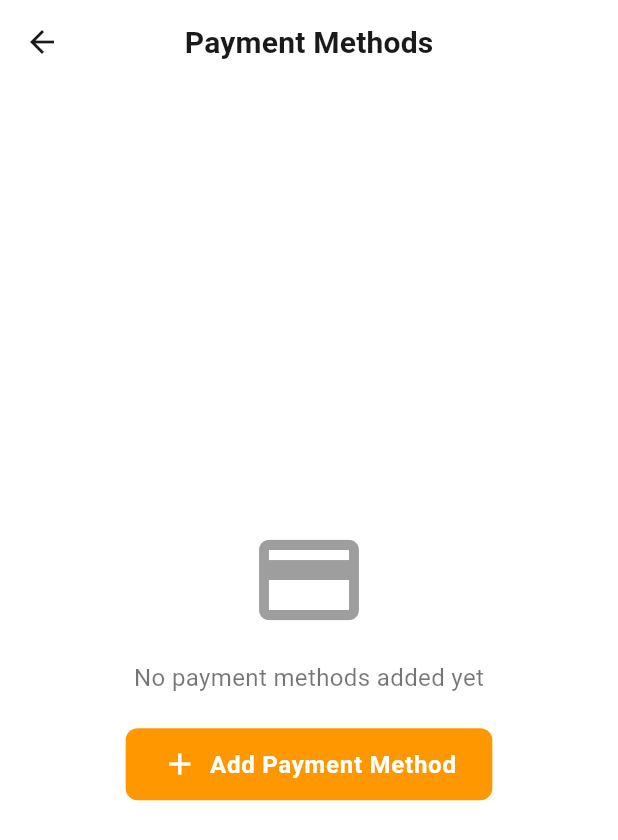
After one commit to jamesrhoey/RamenFullXpress, a Flutter app: the PaymentmethodPage screen opened by its route, on a phone screen of 412 x 824 dp. The commit adds this screen. Shown: the top 840 px of the screen. Run offline on Flutter 3.47's test engine with Material 3 defaults, Android fonts, the phone set to English and light mode, and no system bars.

Commit message:
payment_method

```diff
--- a/ramenmobileapp/lib/main.dart
+++ b/ramenmobileapp/lib/main.dart
@@ -5,6 +5,8 @@ import 'registration.dart';
 import 'payment_page.dart';
 import 'order_history.dart';
 import 'invoice_page.dart';
+import 'paymentmethod_page.dart';
+
 void main() {
   runApp(const MyApp());
 }
@@ -149,6 +151,7 @@ class MyApp extends StatelessWidget {
         '/payment': (context) => const PaymentPage(),
         '/order-history': (context) => const OrderHistoryPage(),
         '/invoice': (context) => const InvoicePage(order: {}),
+        '/profile': (context) => const PaymentmethodPage(),
       },
     );
   }
--- /dev/null
+++ b/ramenmobileapp/lib/paymentmethod_page.dart
@@ -0,0 +1,58 @@
+import 'package:flutter/material.dart';
+
+class PaymentmethodPage extends StatefulWidget {
+  const PaymentmethodPage({super.key});
+
+  @override
+  State<PaymentmethodPage> createState() => _PaymentmethodPageState();
+}
+
+class _PaymentmethodPageState extends State<PaymentmethodPage> {
+  @override
+  Widget build(BuildContext context) {
+    return Scaffold(
+      appBar: AppBar(
+        title: const Text('Payment Methods'),
+        leading: IconButton(
+          icon: const Icon(Icons.arrow_back),
+          onPressed: () {
+            Navigator.pop(context);
+          },
+        ),
+        centerTitle: true,
+      ),
+      body: Center(
+        child: Column(
+          mainAxisAlignment: MainAxisAlignment.center,
+          children: [
+            const Icon(Icons.credit_card, size: 80, color: Colors.grey),
+            const SizedBox(height: 16),
+            const Text(
+              'No payment methods added yet',
+              style: TextStyle(fontSize: 16, color: Colors.black54),
+            ),
+            const SizedBox(height: 24),
+            ElevatedButton.icon(
+              onPressed: () {
+                // Add payment method logic goes here
+              },
+              icon: const Icon(Icons.add),
+              label: const Text('Add Payment Method'),
+              style: ElevatedButton.styleFrom(
+                backgroundColor: Colors.orange,
+                foregroundColor: Colors.white,
+                padding: const EdgeInsets.symmetric(
+                  horizontal: 24,
+                  vertical: 12,
+                ),
+                shape: RoundedRectangleBorder(
+                  borderRadius: BorderRadius.circular(8),
+                ),
+              ),
+            ),
+          ],
+        ),
+      ),
+    );
+  }
+}
```
